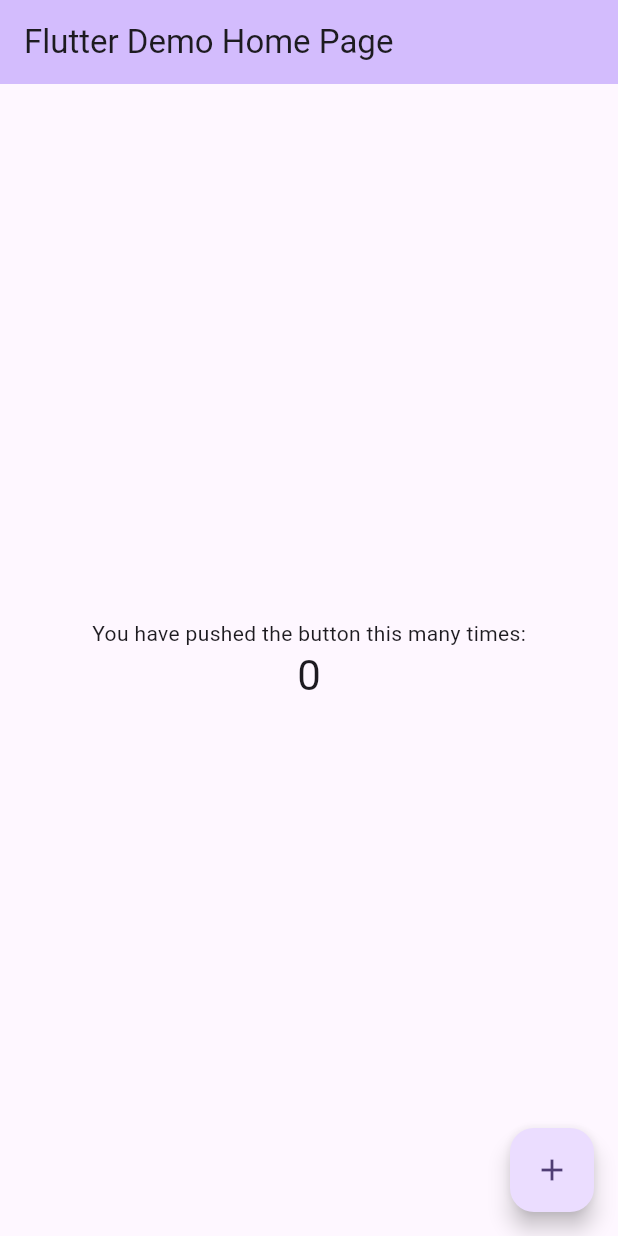
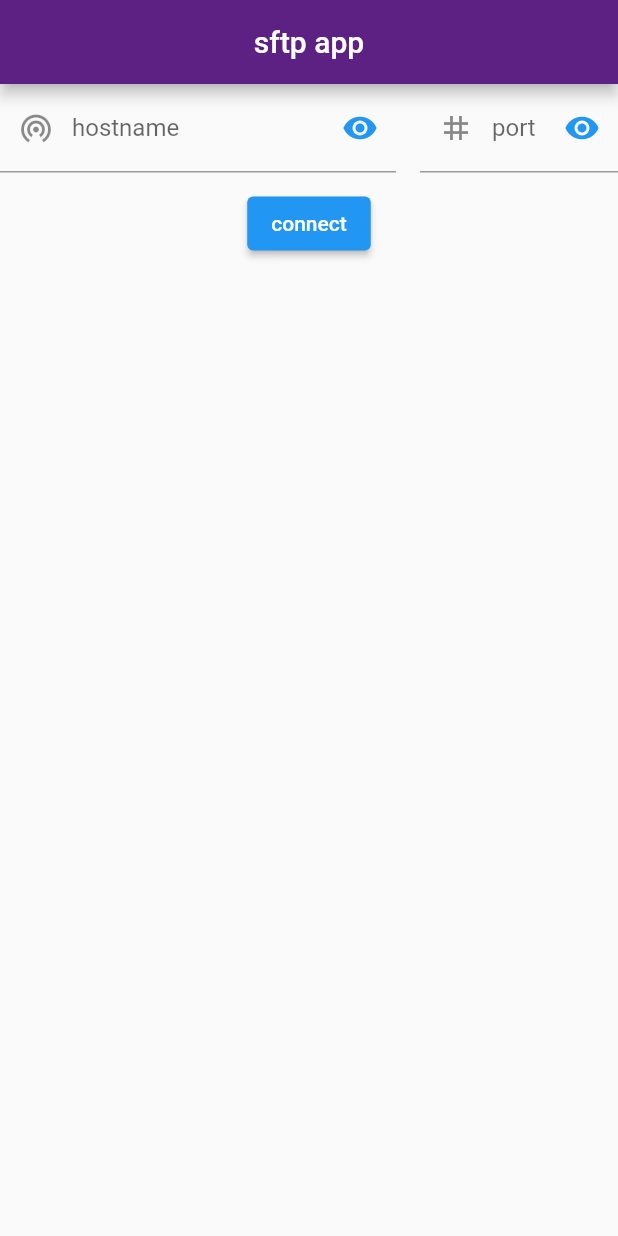
Before and after one commit to SpindlySpider/SFTP_flutter, a Flutter app: the screen it shows after launch, on a phone screen of 412 x 824 dp. Run offline on Flutter 3.47's test engine with Material 2 defaults, Android fonts, the phone set to English and light mode, and no system bars; missing offline and left inert: dart:ffi.

Commit message:
started flutter ui

```diff
--- a/sftp_app/lib/main.dart
+++ b/sftp_app/lib/main.dart
@@ -1,5 +1,6 @@
 import 'package:flutter/material.dart';
-
+import 'text_entry_field.dart';
+import "ssh.dart";
 void main() {
   runApp(const MyApp());
 }
@@ -12,32 +13,13 @@
   Widget build(BuildContext context) {
     return MaterialApp(
       title: 'Flutter Demo',
-      theme: ThemeData(
-        // This is the theme of your application.
-        //
-        // TRY THIS: Try running your application with "flutter run". You'll see
-        // the application has a blue toolbar. Then, without quitting the app,
-        // try changing the seedColor in the colorScheme below to Colors.green
-        // and then invoke "hot reload" (save your changes or press the "hot
-        // reload" button in a Flutter-supported IDE, or press "r" if you used
-        // the command line to start the app).
-        //
-        // Notice that the counter didn't reset back to zero; the application
-        // state is not lost during the reload. To reset the state, use hot
-        // restart instead.
-        //
-        // This works for code too, not just values: Most code changes can be
-        // tested with just a hot reload.
-        colorScheme: ColorScheme.fromSeed(seedColor: Colors.deepPurple),
-        useMaterial3: true,
-      ),
-      home: const MyHomePage(title: 'Flutter Demo Home Page'),
+      home: const LandingPage(),
     );
   }
 }
 
-class MyHomePage extends StatefulWidget {
-  const MyHomePage({super.key, required this.title});
+class LandingPage extends StatefulWidget {
+  const LandingPage({super.key});
 
   // This widget is the home page of your application. It is stateful, meaning
   // that it has a State object (defined below) that contains fields that affect
@@ -47,79 +29,53 @@
   // case the title) provided by the parent (in this case the App widget) and
   // used by the build method of the State. Fields in a Widget subclass are
   // always marked "final".
-
-  final String title;
-
   @override
-  State<MyHomePage> createState() => _MyHomePageState();
+  State<LandingPage> createState() => _LandingPageState();
 }
 
-class _MyHomePageState extends State<MyHomePage> {
-  int _counter = 0;
 
-  void _incrementCounter() {
-    setState(() {
-      // This call to setState tells the Flutter framework that something has
-      // changed in this State, which causes it to rerun the build method below
-      // so that the display can reflect the updated values. If we changed
-      // _counter without calling setState(), then the build method would not be
-      // called again, and so nothing would appear to happen.
-      _counter++;
-    });
-  }
+class _LandingPageState extends State<LandingPage> {
+  String hostname = "";
+  int port = 22;
+  CustomInputField hostnameInput = CustomInputField(labelText: "hostname",showPassword:true ,icon: Icon(Icons.wifi_tethering_sharp),controller_: TextEditingController(),);
+  CustomInputField portInput =CustomInputField(labelText: "port",showPassword:true ,icon: Icon(Icons.tag),controller_: TextEditingController());
+
+
 
   @override
   Widget build(BuildContext context) {
-    // This method is rerun every time setState is called, for instance as done
-    // by the _incrementCounter method above.
-    //
-    // The Flutter framework has been optimized to make rerunning build methods
-    // fast, so that you can just rebuild anything that needs updating rather
-    // than having to individually change instances of widgets.
+    String log="";
     return Scaffold(
       appBar: AppBar(
-        // TRY THIS: Try changing the color here to a specific color (to
-        // Colors.amber, perhaps?) and trigger a hot reload to see the AppBar
-        // change color while the other colors stay the same.
-        backgroundColor: Theme.of(context).colorScheme.inversePrimary,
-        // Here we take the value from the MyHomePage object that was created by
-        // the App.build method, and use it to set our appbar title.
-        title: Text(widget.title),
+        backgroundColor:  Color.fromARGB(255, 93, 33, 132),
+        title: Text("sftp app"), centerTitle: true,
       ),
-      body: Center(
-        // Center is a layout widget. It takes a single child and positions it
-        // in the middle of the parent.
-        child: Column(
-          // Column is also a layout widget. It takes a list of children and
-          // arranges them vertically. By default, it sizes itself to fit its
-          // children horizontally, and tries to be as tall as its parent.
-          //
-          // Column has various properties to control how it sizes itself and
-          // how it positions its children. Here we use mainAxisAlignment to
-          // center the children vertically; the main axis here is the vertical
-          // axis because Columns are vertical (the cross axis would be
-          // horizontal).
-          //
-          // TRY THIS: Invoke "debug painting" (choose the "Toggle Debug Paint"
-          // action in the IDE, or press "p" in the console), to see the
-          // wireframe for each widget.
-          mainAxisAlignment: MainAxisAlignment.center,
-          children: <Widget>[
-            const Text(
-              'You have pushed the button this many times:',
-            ),
-            Text(
-              '$_counter',
-              style: Theme.of(context).textTheme.headlineMedium,
-            ),
-          ],
-        ),
+      body: Column(
+        children: [
+          Row(
+            children: [
+
+              Expanded(child:hostnameInput, flex: 2,),
+              SizedBox(width: 16.0,)
+              ,
+          Expanded(child:portInput,
+        flex: 1,)
+            ],
+          ),
+          SizedBox(height: 10.0,),
+          ElevatedButton(onPressed: (){
+            setState(() {
+                 hostname = hostnameInput.getText();
+                 port = int.parse(portInput.getText());
+                 print("$hostname $port");
+                 main_ssh(hostname, port);
+
+            });
+          }, child: Text("connect")),
+
+          Text(log)
+        ],
       ),
-      floatingActionButton: FloatingActionButton(
-        onPressed: _incrementCounter,
-        tooltip: 'Increment',
-        child: const Icon(Icons.add),
-      ), // This trailing comma makes auto-formatting nicer for build methods.
     );
   }
 }
--- a/sftp_app/lib/my_bindings.dart
+++ b/sftp_app/lib/my_bindings.dart
@@ -41,9 +41,10 @@ Pointer init_ssh(){
   return initSsh();
 }
 
-void ssh_set_connection_info(Pointer ssh_sesh, Pointer<Utf8> hostname, Int32 port){
+void ssh_set_connection_info(Pointer ssh_sesh, Pointer<Utf8> hostname, int port){
  final Ssh_set_connection_info_dart set_connection_info = myDll
       .lookupFunction<Ssh_set_connection_info_c, Ssh_set_connection_info_dart>("ssh_set_connection_info");
+  ssh_set_connection_info(ssh_sesh, hostname, port);
 }
 
 
@@ -78,11 +79,3 @@ void my_ssh_free(Pointer ssh_sesh){
       .lookupFunction<My_ssh_free_c, My_ssh_free_dart>("my_ssh_free");
   ssh_free(ssh_sesh);
 }
-
-
-
-void FreeBuffer(Pointer<Utf8> buffer){
-  final FreebufferDart freeBuffer1 =  myDll
-  .lookupFunction<FreebufferC, FreebufferDart>('deallocate_buffer');
-  freeBuffer1(buffer);
-}
--- /dev/null
+++ b/sftp_app/lib/ssh.dart
@@ -0,0 +1,15 @@
+import 'dart:ffi';
+import 'package:ffi/ffi.dart';
+import "my_bindings.dart";
+
+void main(){
+
+}
+
+void main_ssh(String hostname, int port){
+  Pointer ssh_sesh = init_ssh();
+  ssh_set_connection_info(ssh_sesh, hostname.toNativeUtf8(), port);
+  String error_message = try_ssh_connect_server(ssh_sesh);
+  print(error_message);
+
+}
--- /dev/null
+++ b/sftp_app/lib/text_entry_field.dart
@@ -0,0 +1,49 @@
+import 'package:flutter/material.dart';
+
+class CustomInputField  extends StatefulWidget{
+  final String labelText;
+  Icon? icon;
+  bool showPassword;
+  TextEditingController controller_;
+
+  CustomInputField({required this.labelText, this.icon,required this.showPassword,required this.controller_});
+
+  @override
+  _CustomInputFieldState createState() =>_CustomInputFieldState();
+
+    String getText(){
+
+    return controller_.text;
+  }
+}
+
+class _CustomInputFieldState extends State<CustomInputField>{
+
+
+
+  @override
+  Widget build(BuildContext context) {
+    return TextField(
+      obscureText: !widget.showPassword,
+      decoration: InputDecoration(
+        labelText: widget.labelText,
+        prefixIcon: widget.icon ?? widget.icon,
+        suffixIcon: IconButton(
+          icon: Icon(
+            Icons.remove_red_eye,
+            color: widget.showPassword ? Colors.blue : Colors.grey,
+          ),
+          onPressed: () {
+            setState(() => widget.showPassword = !widget.showPassword);
+          },
+        ),
+
+      ),
+      onChanged: (String intext){
+        setState(() {
+          widget.controller_.text = intext;
+        });
+      },
+    );
+  }
+}
```
Also changed, not shown: 1 other file.
